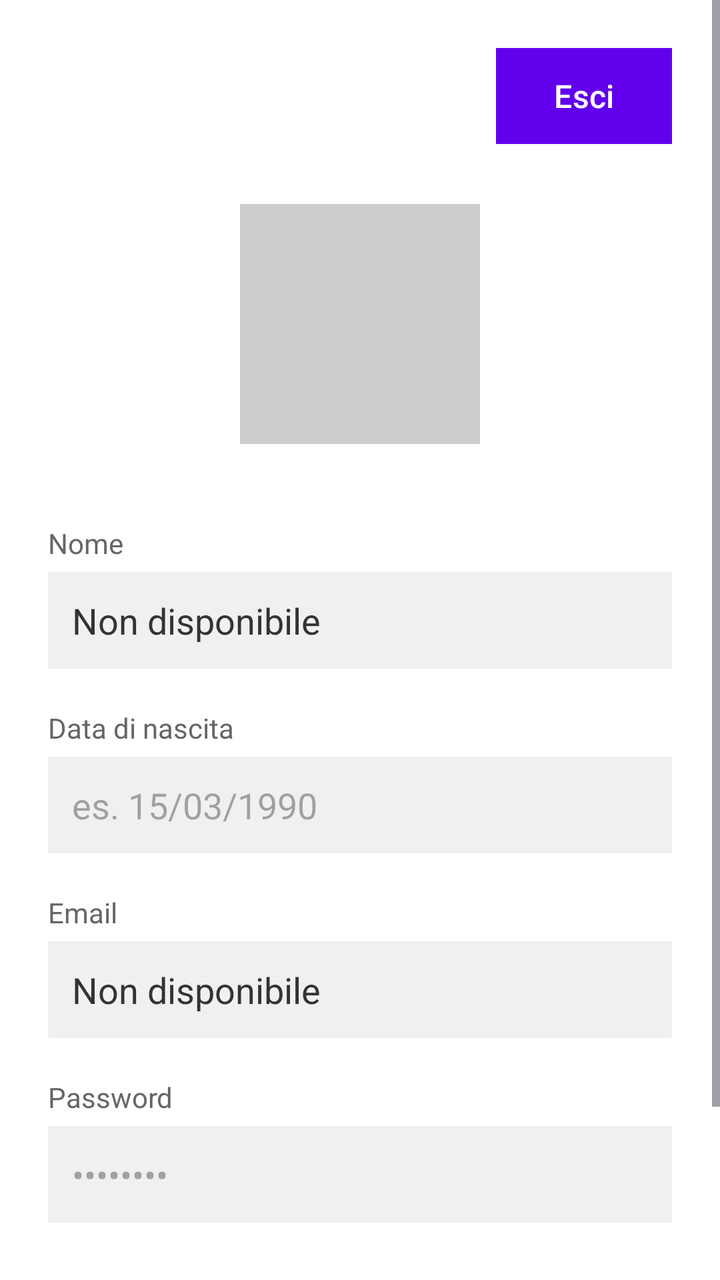
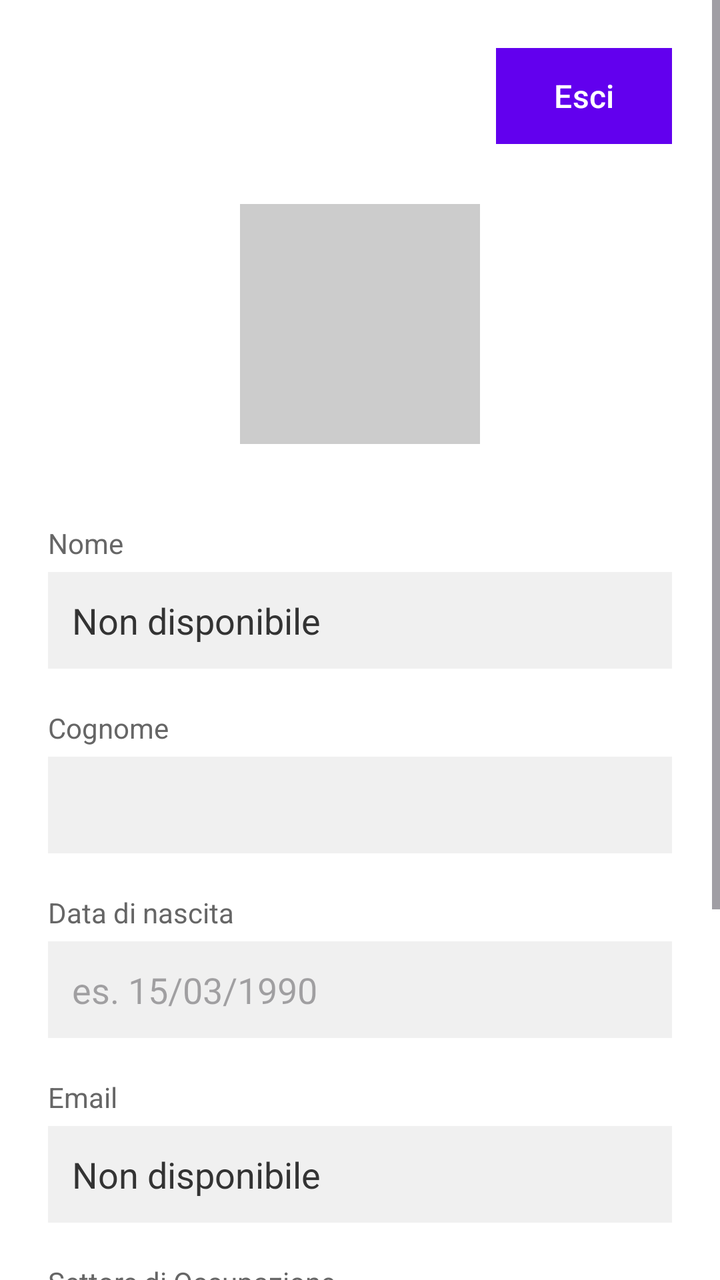

The first picture is an Android layout as it rendered before a commit; the second is the same layout after the commit. The layout source and the unified diff follow.
<!-- AndroidManifest.xml: application theme Theme.CoreTeamProject -->
<!-- res/layout/fragment_profile.xml -->
<?xml version="1.0" encoding="utf-8"?>
<ScrollView xmlns:android="http://schemas.android.com/apk/res/android"
    android:layout_width="match_parent"
    android:layout_height="match_parent"
    android:fillViewport="true">

    <LinearLayout
        android:layout_width="match_parent"
        android:layout_height="wrap_content"
        android:orientation="vertical"
        android:padding="24dp">

        
        <RelativeLayout
            android:layout_width="match_parent"
            android:layout_height="wrap_content"
            android:layout_marginBottom="30dp">

            <Button
                android:id="@+id/btn_logout"
                android:layout_width="wrap_content"
                android:layout_height="wrap_content"
                android:layout_alignParentEnd="true"
                android:text="Esci"
                android:textColor="#FFFFFF"
                android:background="#2196F3"
                android:textSize="16sp"
                android:radius="16dp" />

        </RelativeLayout>

        
        <LinearLayout
            android:layout_width="match_parent"
            android:layout_height="wrap_content"
            android:gravity="center"
            android:layout_marginBottom="40dp">

            <ImageView
                android:id="@+id/img_profile"
                android:layout_width="120dp"
                android:layout_height="120dp"
                android:background="#CCCCCC"
                android:scaleType="centerCrop" />

        </LinearLayout>

        
        <TextView
            android:text="Nome"
            android:textSize="14sp"
            android:textColor="#666666"
            android:layout_marginBottom="5dp"
            android:layout_width="wrap_content"
            android:layout_height="wrap_content" />

        <TextView
            android:id="@+id/text_name"
            android:text="Non disponibile"
            android:textSize="18sp"
            android:textColor="#333333"
            android:padding="12dp"
            android:background="#F0F0F0"
            android:layout_marginBottom="20dp"
            android:layout_width="match_parent"
            android:layout_height="wrap_content" />

        
        <TextView
            android:text="Data di nascita"
            android:textSize="14sp"
            android:textColor="#666666"
            android:layout_marginBottom="5dp"
            android:layout_width="wrap_content"
            android:layout_height="wrap_content" />

        <EditText
            android:id="@+id/edit_data_nascita"
            android:hint="es. 15/03/1990"
            android:textSize="18sp"
            android:textColor="#333333"
            android:padding="12dp"
            android:background="#F0F0F0"
            android:layout_marginBottom="20dp"
            android:enabled="false"
            android:layout_width="match_parent"
            android:layout_height="wrap_content" />

        
        <TextView
            android:text="Email"
            android:textSize="14sp"
            android:textColor="#666666"
            android:layout_marginBottom="5dp"
            android:layout_width="wrap_content"
            android:layout_height="wrap_content" />

        <TextView
            android:id="@+id/text_email"
            android:text="Non disponibile"
            android:textSize="18sp"
            android:textColor="#333333"
            android:padding="12dp"
            android:background="#F0F0F0"
            android:layout_marginBottom="20dp"
            android:layout_width="match_parent"
            android:layout_height="wrap_content" />

        
        <TextView
            android:text="Password"
            android:textSize="14sp"
            android:textColor="#666666"
            android:layout_marginBottom="5dp"
            android:layout_width="wrap_content"
            android:layout_height="wrap_content" />

        <EditText
            android:id="@+id/edit_password"
            android:hint="••••••••"
            android:textSize="18sp"
            android:textColor="#333333"
            android:padding="12dp"
            android:background="#F0F0F0"
            android:layout_marginBottom="40dp"
            android:inputType="textPassword"
            android:enabled="false"
            android:layout_width="match_parent"
            android:layout_height="wrap_content" />

        
        <Button
            android:id="@+id/btn_modifica"
            android:text="Modifica Profilo"
            android:textSize="18sp"
            android:textColor="#FFFFFF"
            android:background="#2196F3"
            android:layout_marginBottom="15dp"
            android:layout_width="match_parent"
            android:layout_height="50dp" />

        <Button
            android:id="@+id/btn_salva"
            android:text="Salva"
            android:textSize="18sp"
            android:textColor="#FFFFFF"
            android:background="#4CAF50"
            android:visibility="gone"
            android:layout_width="match_parent"
            android:layout_height="50dp" />

    </LinearLayout>

</ScrollView>
<!-- resources referenced by this layout -->
<resources>
  <style name="Theme.CoreTeamProject" parent="Base.Theme.CoreTeamProject" />
  <style name="Base.Theme.CoreTeamProject" parent="Theme.Material3.DayNight.NoActionBar">
          
          <item name="colorPrimary">@color/purple_500</item>
          <item name="colorPrimaryVariant">@color/purple_500</item>
          <item name="colorOnPrimary">@color/white</item>
  
          
          <item name="android:windowBackground">@color/white</item>
          <item name="colorSurface">@color/white</item>
          <item name="colorOnSurface">@color/black</item>
  
          
          <item name="android:textColor">@color/black</item>
          <item name="android:textColorPrimary">@color/black</item>
  
          
          <item name="colorPrimaryContainer">@color/purple_500</item>
          <item name="colorOnPrimaryContainer">@color/white</item>
      </style>
  <color name="purple_500">#6200EE</color>
  <color name="white">#FFFFFFFF</color>
  <color name="black">#FF000000</color>
</resources>

<!-- the commit's change to res/layout/fragment_profile.xml (unified diff, before → after) -->
@@ -67,6 +67,25 @@
 
         
         <TextView
+            android:text="Cognome"
+            android:textSize="14sp"
+            android:textColor="#666666"
+            android:layout_marginBottom="5dp"
+            android:layout_width="wrap_content"
+            android:layout_height="wrap_content" />
+
+        <EditText
+            android:id="@+id/edit_cognome"
+            android:textSize="18sp"
+            android:textColor="#333333"
+            android:padding="12dp"
+            android:background="#F0F0F0"
+            android:layout_marginBottom="20dp"
+            android:enabled="false"
+            android:layout_width="match_parent"
+            android:layout_height="wrap_content" />
+
+        <TextView
             android:text="Data di nascita"
             android:textSize="14sp"
             android:textColor="#666666"
@@ -105,6 +124,24 @@
             android:layout_marginBottom="20dp"
             android:layout_width="match_parent"
             android:layout_height="wrap_content" />
+
+        
+        <TextView
+            android:text="Settore di Occupazione"
+            android:textSize="14sp"
+            android:textColor="#666666"
+            android:layout_marginBottom="5dp"
+            android:layout_width="wrap_content"
+            android:layout_height="wrap_content" />
+
+        <Spinner
+            android:id="@+id/spinner_settore"
+            android:layout_width="match_parent"
+            android:layout_height="wrap_content"
+            android:padding="12dp"
+            android:background="#F0F0F0"
+            android:layout_marginBottom="20dp"
+            android:enabled="false" />
 
         
         <TextView
